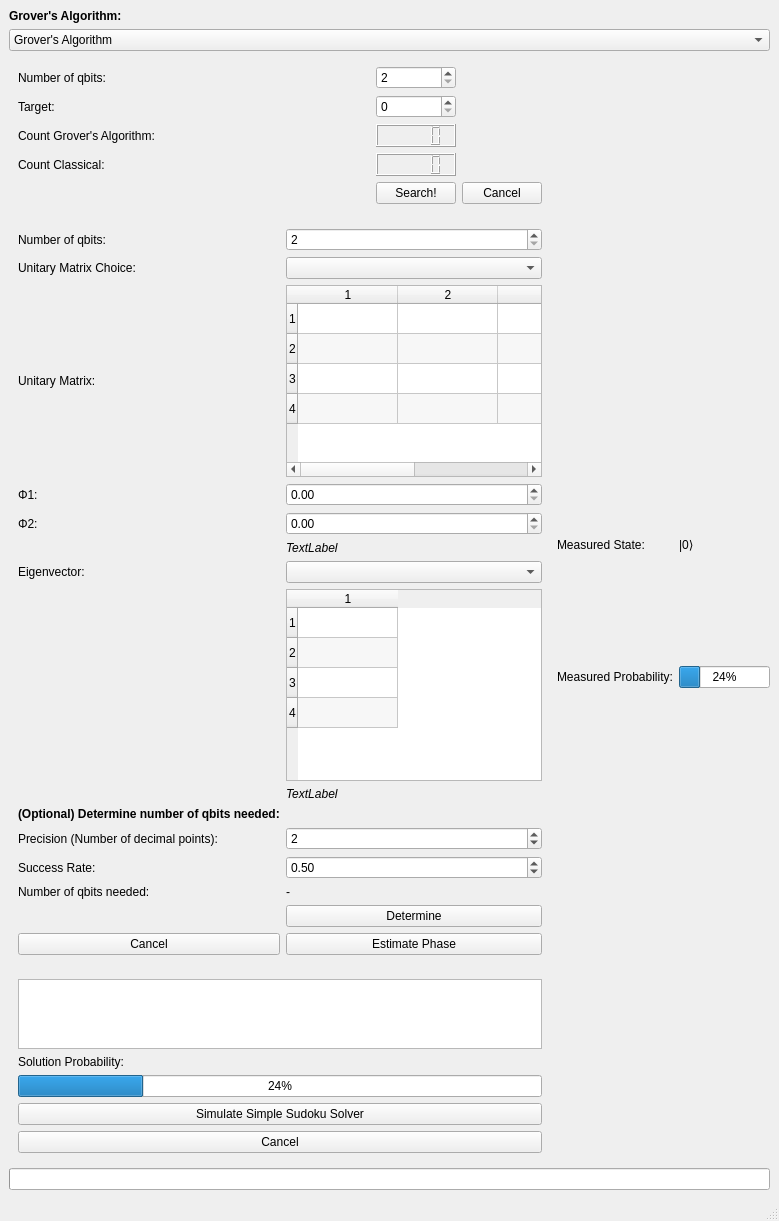
Before: the Qt Designer form qcp/gui/form.ui in Tiernan8r/quantum_computing_project, drawn with Qt 5.
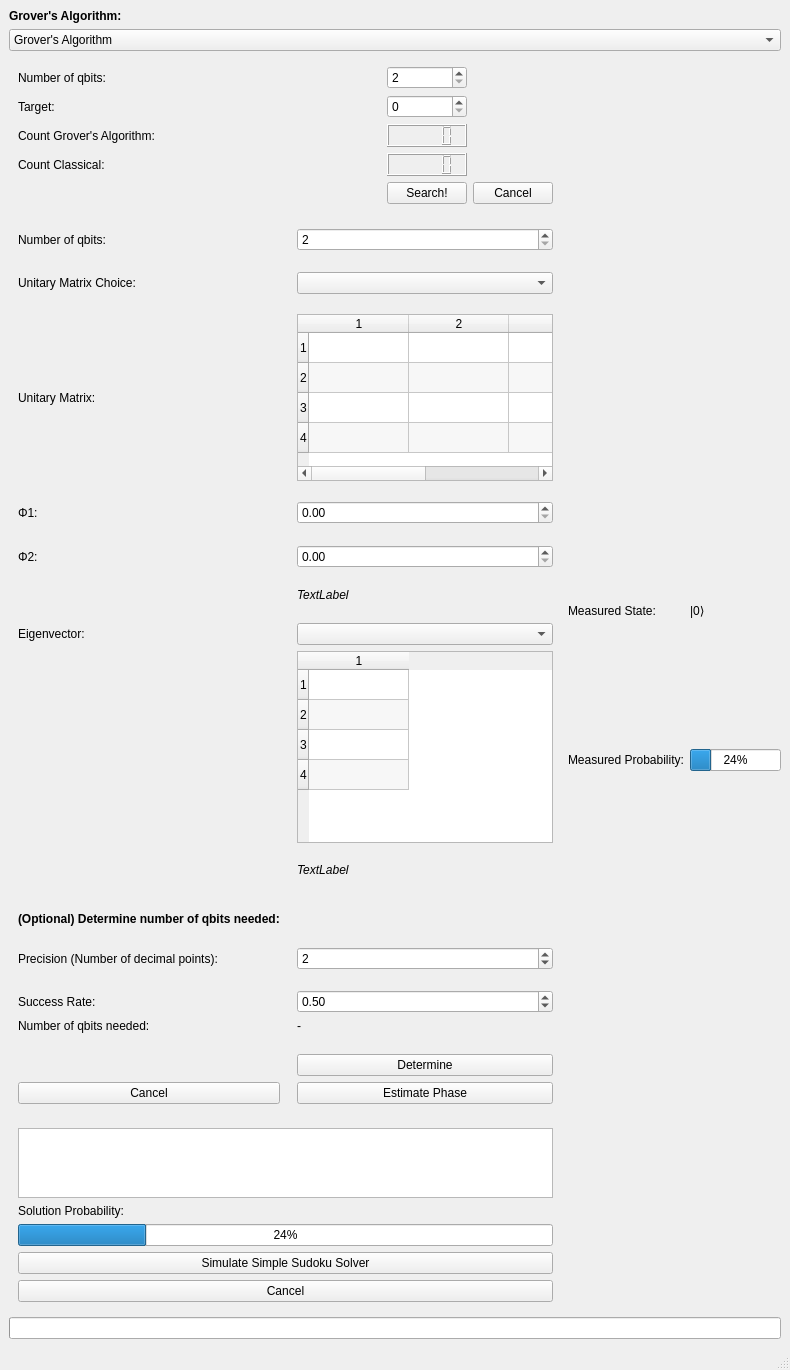
After: the same form once the commit is applied.

Diff of the .ui file:
```diff
--- a/qcp/gui/form.ui
+++ b/qcp/gui/form.ui
@@ -6,8 +6,8 @@
    <rect>
     <x>0</x>
     <y>0</y>
-    <width>478</width>
-    <height>834</height>
+    <width>790</width>
+    <height>1370</height>
    </rect>
   </property>
   <property name="sizePolicy">
@@ -623,7 +623,7 @@
              <item row="4" column="2">
               <widget class="QTableWidget" name="table_input_unitary_pe">
                <property name="sizePolicy">
-                <sizepolicy hsizetype="Fixed" vsizetype="Fixed">
+                <sizepolicy hsizetype="Expanding" vsizetype="Expanding">
                  <horstretch>0</horstretch>
                  <verstretch>0</verstretch>
                 </sizepolicy>
@@ -749,7 +749,7 @@
              <item row="13" column="2">
               <widget class="QTableWidget" name="table_input_eigenvector_pe">
                <property name="sizePolicy">
-                <sizepolicy hsizetype="Fixed" vsizetype="Fixed">
+                <sizepolicy hsizetype="MinimumExpanding" vsizetype="MinimumExpanding">
                  <horstretch>0</horstretch>
                  <verstretch>0</verstretch>
                 </sizepolicy>
@@ -963,6 +963,45 @@
                </property>
               </spacer>
              </item>
+             <item row="0" column="1">
+              <spacer name="horizontalSpacer">
+               <property name="orientation">
+                <enum>Qt::Horizontal</enum>
+               </property>
+               <property name="sizeHint" stdset="0">
+                <size>
+                 <width>40</width>
+                 <height>20</height>
+                </size>
+               </property>
+              </spacer>
+             </item>
+             <item row="2" column="1">
+              <spacer name="horizontalSpacer_2">
+               <property name="orientation">
+                <enum>Qt::Horizontal</enum>
+               </property>
+               <property name="sizeHint" stdset="0">
+                <size>
+                 <width>40</width>
+                 <height>20</height>
+                </size>
+               </property>
+              </spacer>
+             </item>
+             <item row="27" column="1">
+              <spacer name="horizontalSpacer_3">
+               <property name="orientation">
+                <enum>Qt::Horizontal</enum>
+               </property>
+               <property name="sizeHint" stdset="0">
+                <size>
+                 <width>40</width>
+                 <height>20</height>
+                </size>
+               </property>
+              </spacer>
+             </item>
             </layout>
            </item>
           </layout>
```
